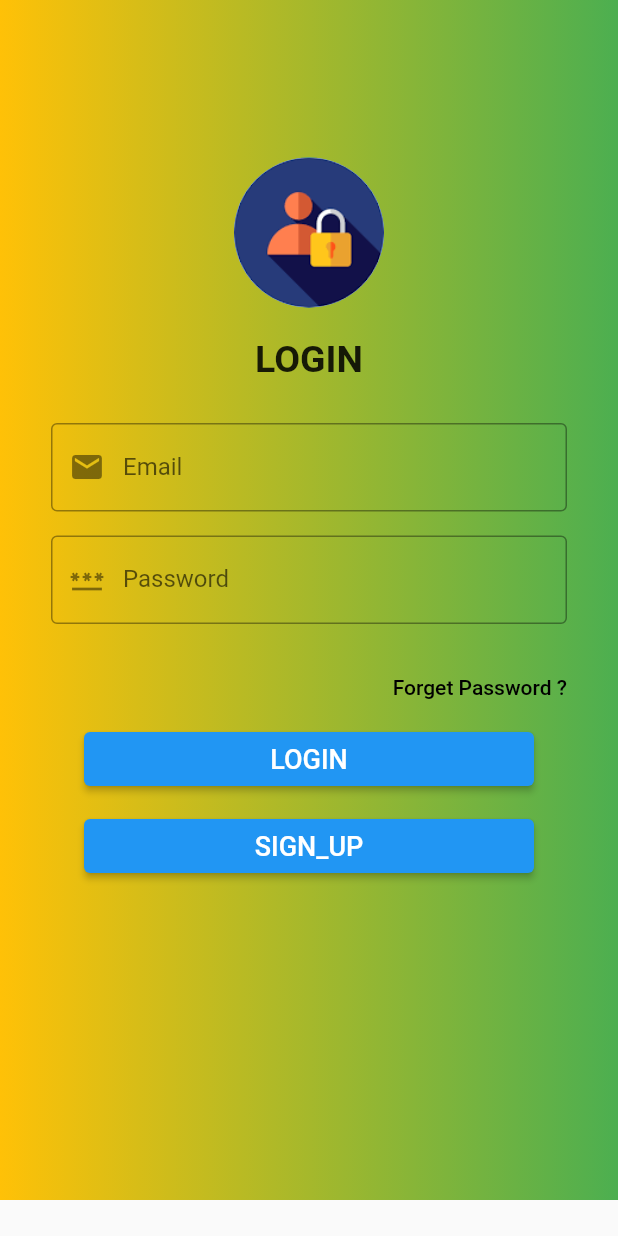
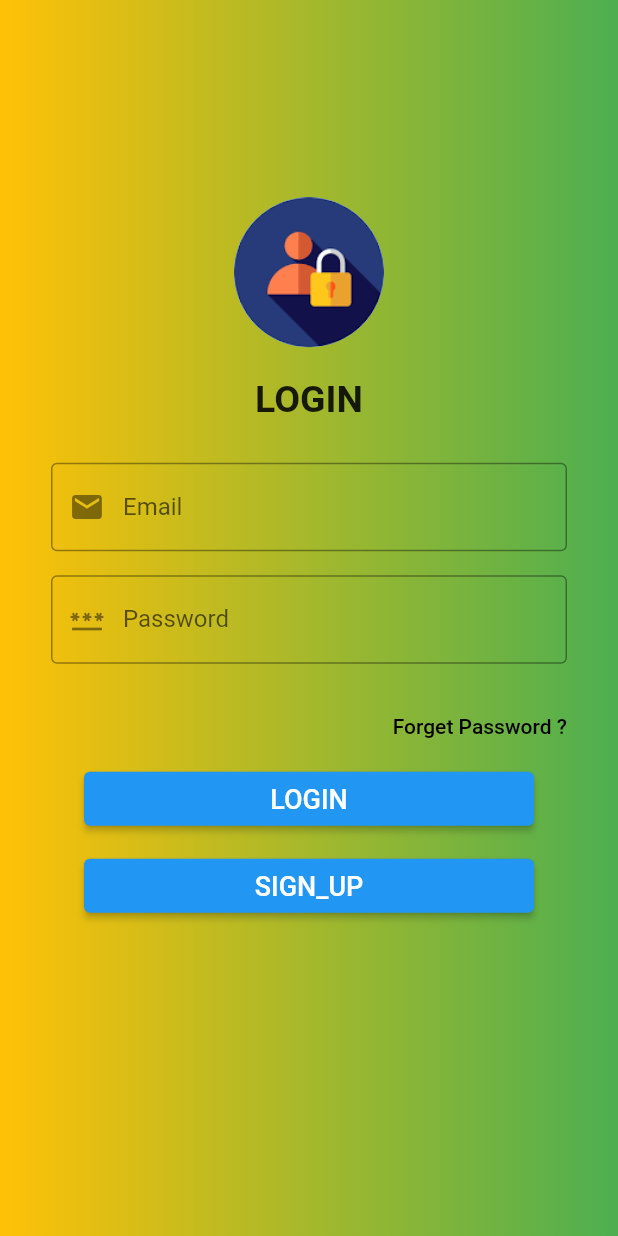
Before and after one commit to Faisii786/CRUD-SQLite, a Flutter app: the screen it shows after launch, on a phone screen of 412 x 824 dp. Run offline on Flutter 3.47's test engine with Material 2 defaults, Android fonts, the phone set to English and light mode, and no system bars; our stand-ins replace sqflite; accounts and stored records are empty.

```diff
--- a/lib/screens/Sign_up.dart
+++ b/lib/screens/Sign_up.dart
@@ -23,7 +23,7 @@ class _SignUpScreenState extends State<SignUpScreen> {
   Widget build(BuildContext context) {
     return Scaffold(
       body: Container(
-        height: 853,
+       height: 853,
         decoration: const BoxDecoration(
           gradient: LinearGradient(colors: [
             Colors.amber,
--- a/lib/screens/login.dart
+++ b/lib/screens/login.dart
@@ -20,7 +20,8 @@ class _LoginScreenState extends State<LoginScreen> {
     return Scaffold(
       body: SingleChildScrollView(
         child: Container(
-          height: 800,
+          //height: 800,
+          height: 853,
           decoration: const BoxDecoration(
             gradient: LinearGradient(colors: [
               Colors.amber,
@@ -30,7 +31,7 @@ class _LoginScreenState extends State<LoginScreen> {
           child: Center(
             child: Padding(
               padding: const EdgeInsets.only(top: 15, bottom: 15),
-              child: Container(
+              child: SizedBox(
                 width: 360,
                 height: 650,
                 child: Column(
@@ -69,7 +70,9 @@ class _LoginScreenState extends State<LoginScreen> {
                               controller: _controller1,
                               decoration: const InputDecoration(
                                   border: OutlineInputBorder(),
-                                  prefixIcon: Icon(Icons.email),
+                                  prefixIcon: Icon(
+                                    Icons.email,
+                                  ),
                                   hintText: 'Enter Email',
                                   labelText: 'Email'),
                             ),
@@ -108,10 +111,9 @@ class _LoginScreenState extends State<LoginScreen> {
                             )),
                       ],
                     ),
-
                     Column(
                       children: [
-                        Container(
+                        SizedBox(
                           width: 300,
                           child: ElevatedButton(
                               onPressed: () {
@@ -133,7 +135,7 @@ class _LoginScreenState extends State<LoginScreen> {
                         const SizedBox(
                           height: 10,
                         ),
-                        Container(
+                        SizedBox(
                           width: 300,
                           child: ElevatedButton(
                               onPressed: () {
```
